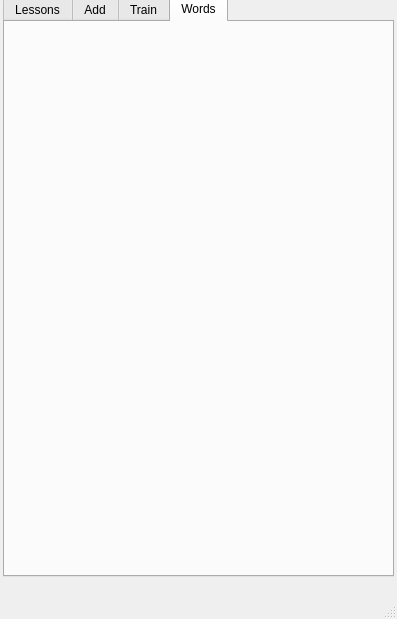
Qt form mainwindow.ui (rezzett/qlwt) before a commit.
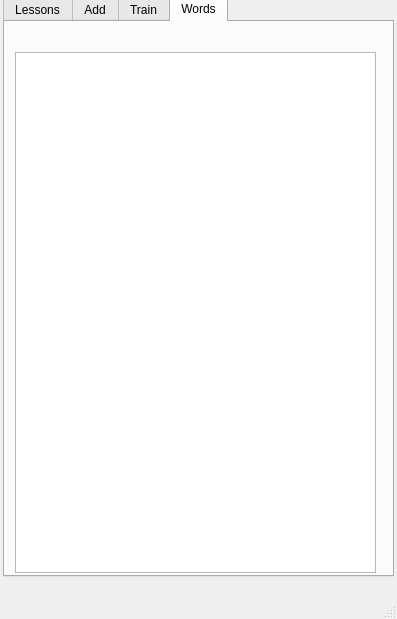
The same form after that commit. The open tabs and pages were chosen to show the change.

Commit message: added word list

```diff
--- a/mainwindow.ui
+++ b/mainwindow.ui
@@ -166,6 +166,16 @@
      <attribute name="title">
       <string>Words</string>
      </attribute>
+     <widget class="QListWidget" name="wordsList">
+      <property name="geometry">
+       <rect>
+        <x>10</x>
+        <y>30</y>
+        <width>361</width>
+        <height>521</height>
+       </rect>
+      </property>
+     </widget>
     </widget>
    </widget>
   </widget>
```
Left out of the diff: 2 changed lines with no effect on the pictures. The commit also changes 6 other files.
